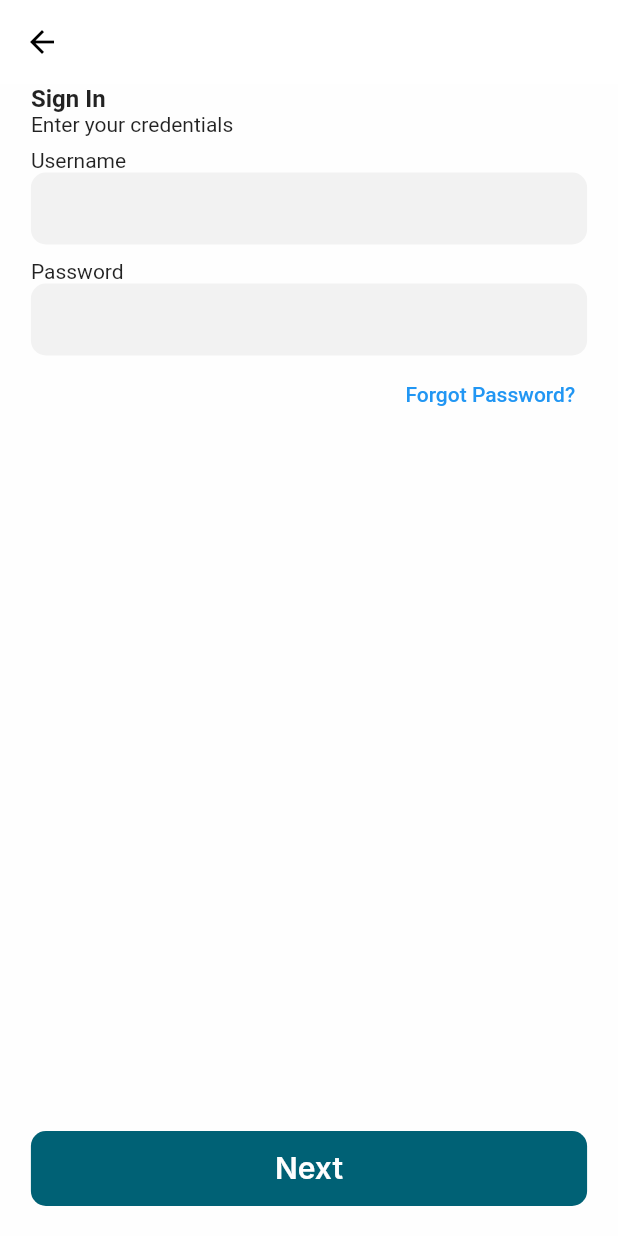
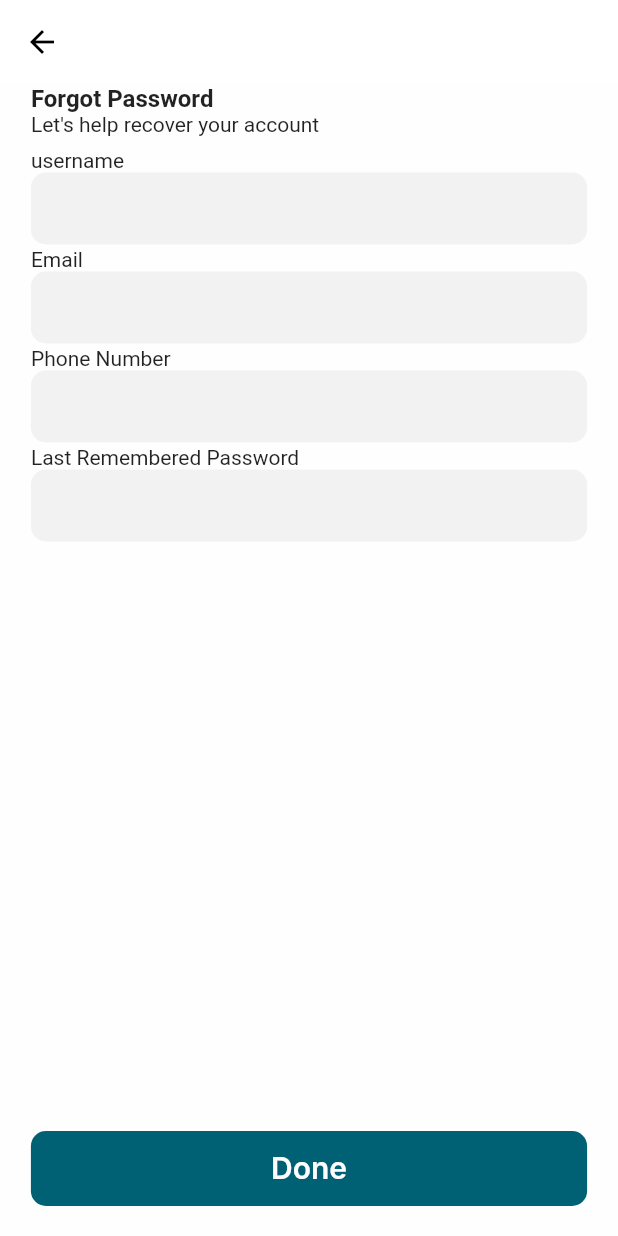
Before and after one commit to jamesetma/alsham_socialmedia, a Flutter app: the LoginPage screen opened directly, after a tap on "Forgot Password?", on a phone screen of 412 x 824 dp. Run offline on Flutter 3.47's test engine with Material 2 defaults, Android fonts, the phone set to English and light mode, and no system bars; our stand-ins replace get, pin_code_fields; Roboto replaces fonts that are missing (Inter).

Commit message:
landing and forgotpasswprd

```diff
--- a/lib/main.dart
+++ b/lib/main.dart
@@ -2,6 +2,7 @@ import 'package:alsham_socialmedia/constants/app_colors.dart';
 import 'package:alsham_socialmedia/views/pages/login_page.dart';
 import 'package:alsham_socialmedia/views/pages/personal_info_page.dart';
 import 'package:alsham_socialmedia/views/pages/verification_page.dart';
+import 'package:alsham_socialmedia/views/pages/welcome_page.dart';
 import 'package:flutter/material.dart';
 import 'package:get/get.dart';
 
@@ -16,7 +17,7 @@ class MyApp extends StatelessWidget {
   Widget build(BuildContext context) {
     return GetMaterialApp(
       theme: ThemeData(scaffoldBackgroundColor: AppColors.white),
-      home: LoginPage(),
+      home: WelcomePage(),
     );
   }
 }
--- /dev/null
+++ b/lib/views/pages/forgot_password.dart
@@ -0,0 +1,56 @@
+import 'package:alsham_socialmedia/constants/app_colors.dart';
+import 'package:alsham_socialmedia/constants/paddings.dart';
+import 'package:alsham_socialmedia/views/components/button_builder.dart';
+import 'package:alsham_socialmedia/views/components/textfield_builder.dart';
+import 'package:flutter/material.dart';
+
+class ForgotPassword extends StatelessWidget {
+  const ForgotPassword({Key? key}) : super(key: key);
+
+  @override
+  Widget build(BuildContext context) {
+    return Scaffold(
+      appBar: AppBar(
+          backgroundColor: Colors.white,
+          elevation: 0,
+          leading: BackButton(
+            color: Colors.black,
+          )),
+      body: Padding(
+        padding: Paddings.sidePadding,
+        child: Column(
+          crossAxisAlignment: CrossAxisAlignment.start,
+          children: [
+            Text('Forgot Password',
+                style: TextStyle(fontSize: 16, fontWeight: FontWeight.w600)),
+            Text('Let\'s help recover your account'),
+            Padding(
+              padding: const EdgeInsets.only(top: 8),
+              child: Text('username'),
+            ),
+            TextFieldBuilder(),
+            Text('Email'),
+            TextFieldBuilder(),
+            Text('Phone Number'),
+            TextFieldBuilder(),
+            Text('Last Remembered Password'),
+            TextFieldBuilder(),
+            Expanded(
+              child: Align(
+                alignment: Alignment.bottomCenter,
+                child: Padding(
+                  padding: EdgeInsets.only(bottom: 20),
+                  child: ButtonBuilder(
+                    color: AppColors.appPrimary,
+                    onPressed: () {},
+                    text: 'Done',
+                  ),
+                ),
+              ),
+            ),
+          ],
+        ),
+      ),
+    );
+  }
+}
--- a/lib/views/pages/login_page.dart
+++ b/lib/views/pages/login_page.dart
@@ -3,7 +3,9 @@ import 'package:alsham_socialmedia/constants/paddings.dart';
 import 'package:alsham_socialmedia/views/components/button_builder.dart';
 import 'package:alsham_socialmedia/views/components/textbox_builder.dart';
 import 'package:alsham_socialmedia/views/components/textfield_builder.dart';
+import 'package:alsham_socialmedia/views/pages/forgot_password.dart';
 import 'package:flutter/material.dart';
+import 'package:get/get.dart';
 
 class LoginPage extends StatelessWidget {
   const LoginPage({super.key});
@@ -23,8 +25,7 @@ class LoginPage extends StatelessWidget {
           children: [
             const Text(
               'Sign In',
-              style: TextStyle(
-                  fontWeight: FontWeight.w600, fontSize: 16),
+              style: TextStyle(fontWeight: FontWeight.w600, fontSize: 16),
             ),
             const Text('Enter your credentials'),
             const Padding(
@@ -42,7 +43,9 @@ class LoginPage extends StatelessWidget {
             Align(
               alignment: Alignment.centerRight,
               child: TextButton(
-                onPressed: () {},
+                onPressed: () {
+                  Get.to(() => ForgotPassword());
+                },
                 child: const Text('Forgot Password?'),
               ),
             ),
--- a/lib/views/pages/welcome_page.dart
+++ b/lib/views/pages/welcome_page.dart
@@ -1,6 +1,7 @@
 import 'package:alsham_socialmedia/constants/app_colors.dart';
 import 'package:alsham_socialmedia/constants/paddings.dart';
 import 'package:alsham_socialmedia/views/components/button_builder.dart';
+import 'package:alsham_socialmedia/views/pages/landing_page.dart';
 import 'package:flutter/material.dart';
 import 'package:get/get.dart';
 
@@ -25,7 +26,9 @@ class WelcomePage extends StatelessWidget {
               ),
               ButtonBuilder(
                 text: 'Continue',
-                onPressed: () {},
+                onPressed: () {
+                  Get.to(() => LandingPage());
+                },
                 color: AppColors.appPrimary,
               )
             ],
```
Also changed, not shown: lib/views/pages/landing_page.dart (added, +19 -0 lines).
